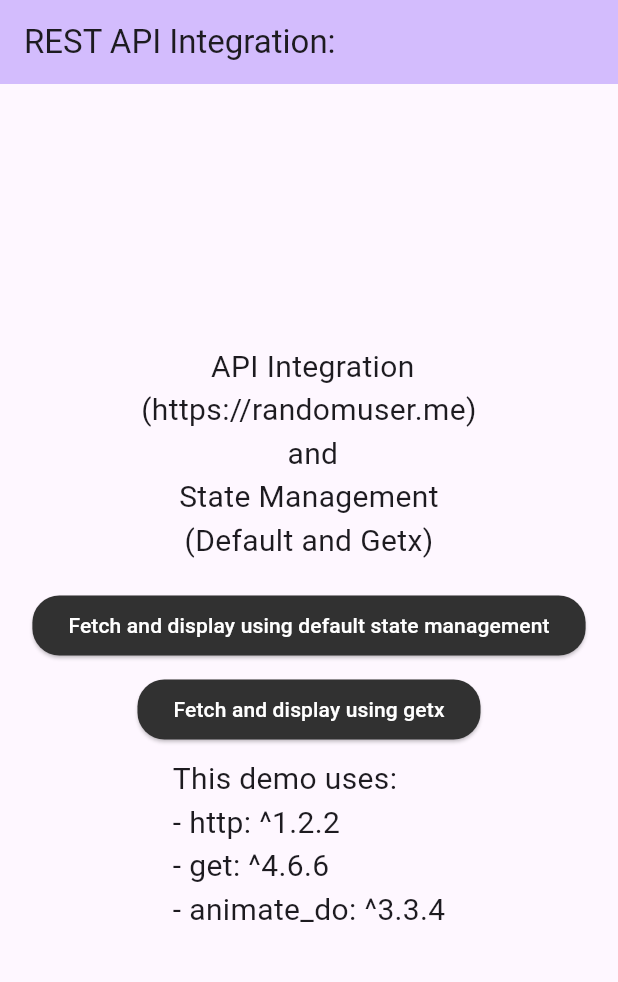
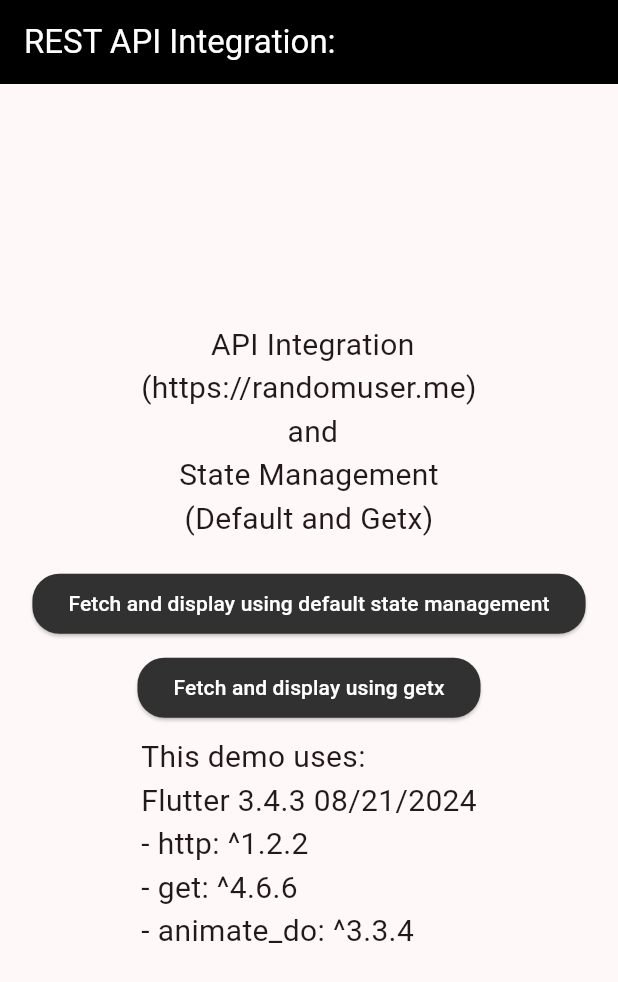
Before and after one commit to jaloLagunoy2/random_user_generator, a Flutter app: the screen it shows after launch, on a phone screen of 412 x 824 dp. Shown: the top 982 px of the screen. Run offline on Flutter 3.47's test engine with Material 3 defaults, Android fonts, the phone set to English and light mode, and no system bars; our stand-ins replace animate_do, get.

Commit message:
add to playstore

```diff
--- a/lib/main.dart
+++ b/lib/main.dart
@@ -17,8 +17,8 @@ class MyApp extends StatelessWidget {
       title: 'REST API Integration',
       debugShowCheckedModeBanner: false,
       theme: ThemeData(
-        colorScheme: ColorScheme.fromSeed(seedColor: Colors.deepPurple),
-        useMaterial3: true,
+        colorScheme: ColorScheme.fromSeed(seedColor: Colors.black),
+        // useMaterial3: true,
       ),
       home: const MyHomePage(title: 'REST API Integration:'),
     );
@@ -37,9 +37,9 @@ class _MyHomePageState extends State<MyHomePage> {
   @override
   Widget build(BuildContext context) {
     return Scaffold(
-      appBar: AppBar(
-        backgroundColor: Theme.of(context).colorScheme.inversePrimary,
-        title: Text(widget.title),
+      appBar:  AppBar(
+        backgroundColor: Colors.black,
+        title: Text(widget.title, style: const TextStyle(color: Colors.white),),
       ),
       body: Center(
         child: Column(
@@ -89,6 +89,7 @@ class _MyHomePageState extends State<MyHomePage> {
             const SizedBox(height: 8),
             const Text(
               'This demo uses:\n'
+              'Flutter 3.4.3 08/21/2024\n'
               '- http: ^1.2.2\n'
               '- get: ^4.6.6\n'
               '- animate_do: ^3.3.4\n',
--- a/pubspec.yaml
+++ b/pubspec.yaml
@@ -1,3 +1,7 @@
+
+# run this to build app bundle for playstore: flutter build appbundle --no-tree-shake-icons
+
+
 name: random_user_generator
 description: "A new Flutter project."
 # The following line prevents the package from being accidentally published to
@@ -16,7 +20,7 @@ publish_to: 'none' # Remove this line if you wish to publish to pub.dev
 # https://developer.apple.com/library/archive/documentation/General/Reference/InfoPlistKeyReference/Articles/CoreFoundationKeys.html
 # In Windows, build-name is used as the major, minor, and patch parts
 # of the product and file versions while build-number is used as the build suffix.
-version: 1.0.0+1
+version: 1.0.0+2
 
 environment:
   sdk: '>=3.4.3 <4.0.0'
```
Also changed, not shown: 5 other files.
